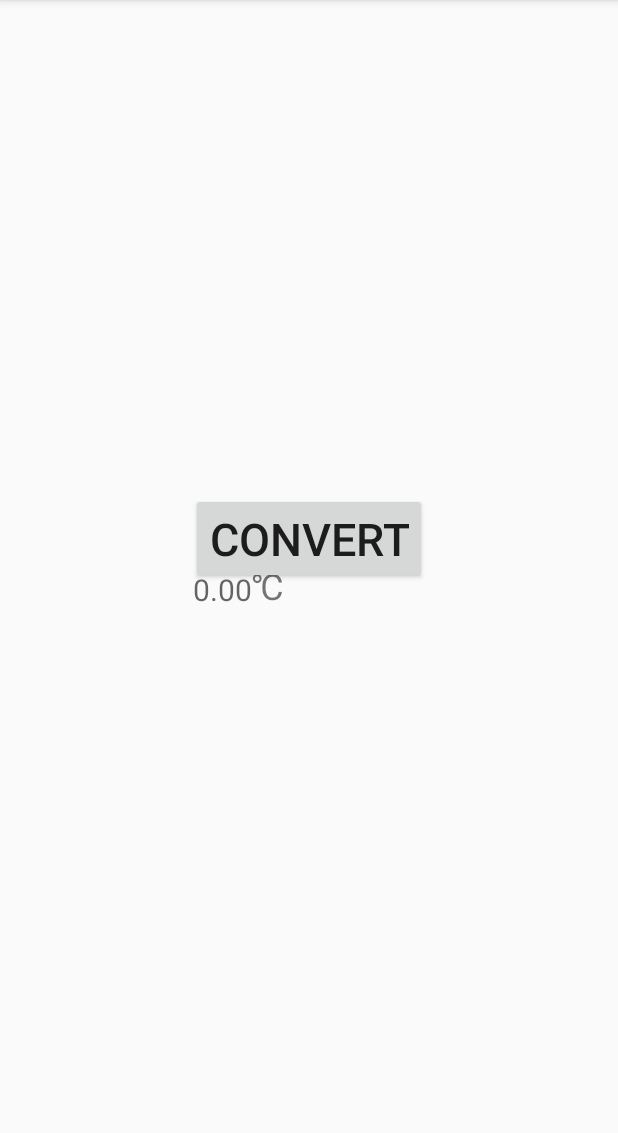
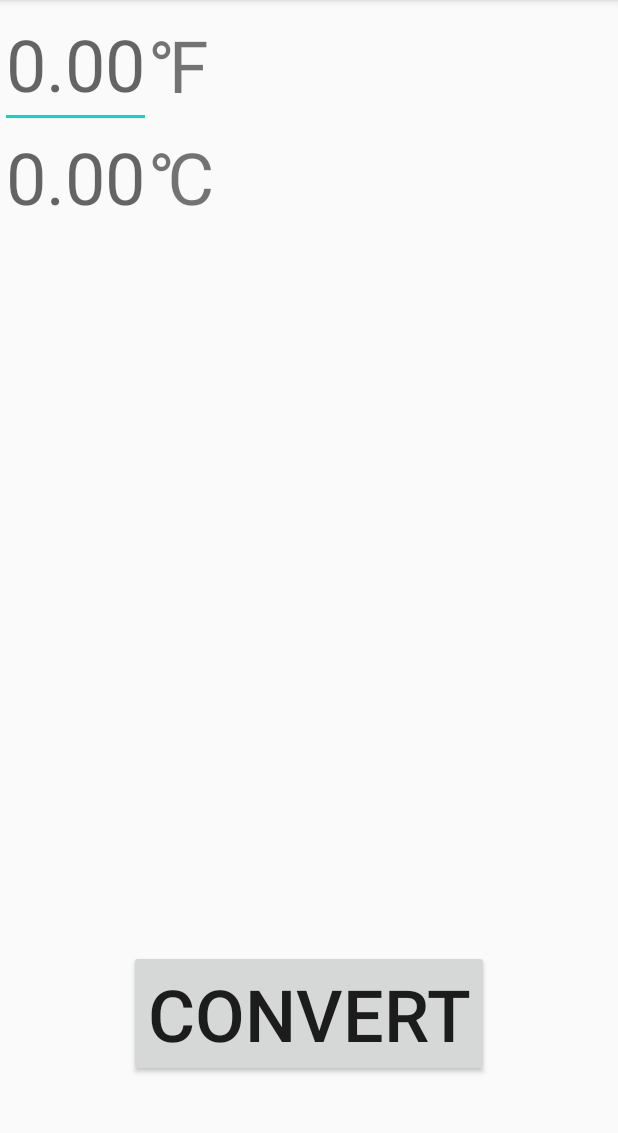
Before and after one commit to arctic-carbide/pocket-unit-converter, an Android app: the screen it shows after launch (MainActivity), on a phone screen of 412 x 824 dp, the part 84-1217 px from its top. Run offline under Robolectric (Android 15) with nearby library versions, the phone set to English and light mode, and no system bars.

Commit message:
it finally works

```diff
--- a/app/src/main/java/umd/mad/frag/tempdist/IClickable.java
+++ /dev/null
@@ -1,7 +0,0 @@
-package umd.mad.frag.tempdist;
-
-public interface IClickable {
-    public void Convert() {
-
-    }
-}
--- a/app/src/main/java/umd/mad/frag/tempdist/TemperatureFragment.java
+++ b/app/src/main/java/umd/mad/frag/tempdist/TemperatureFragment.java
@@ -1,27 +1,16 @@
 package umd.mad.frag.tempdist;
 
 import android.os.Bundle;
-import android.support.annotation.NonNull;
-import android.support.annotation.Nullable;
 import android.support.v4.app.Fragment;
 import android.view.LayoutInflater;
 import android.view.View;
 import android.view.ViewGroup;
 
-public class TemperatureFragment extends Fragment implements IClickable {
-
-    @Nullable
-    @Override
-    public View onCreateView(@NonNull LayoutInflater inflater, @Nullable ViewGroup container, @Nullable Bundle savedInstanceState) {
-        View view = inflater.inflate(R.layout.fragment_convert_fahrenheit, container, false);
-
-
-
-        return view;
-    }
+public class TemperatureFragment extends Fragment {
 
     @Override
-    public void Convert() {
+    public View onCreateView(LayoutInflater inflater, ViewGroup container, Bundle savedInstanceState) {
 
+        return inflater.inflate(R.layout.fragment_convert_fahrenheit, container, false);
     }
 }
--- a/app/src/main/res/layout/activity_main.xml
+++ b/app/src/main/res/layout/activity_main.xml
@@ -13,8 +13,23 @@
         android:layout_width="wrap_content"
         android:layout_height="wrap_content"
         app:layout_constraintTop_toTopOf="parent"
+        app:layout_constraintLeft_toLeftOf="parent"
+        />
+
+    <Button
+        android:id="@+id/temperatureConvertButton"
+        android:text="@string/convert"
+        android:onClick="onClickConvert"
+
+        android:layout_width="wrap_content"
+        android:layout_height="wrap_content"
+        android:textSize="@dimen/textSize"
+
         app:layout_constraintBottom_toBottomOf="parent"
+        app:layout_constraintRight_toRightOf="parent"
         app:layout_constraintLeft_toLeftOf="parent"
-        app:layout_constraintRight_toRightOf="parent"/>
+
+        android:layout_marginBottom="50dp"
+        />
 
 </android.support.constraint.ConstraintLayout>
--- a/app/src/main/res/layout/fragment_convert_fahrenheit.xml
+++ b/app/src/main/res/layout/fragment_convert_fahrenheit.xml
@@ -12,10 +12,23 @@
             android:id="@+id/fahrenheitInputField"
             android:layout_width="wrap_content"
             android:layout_height="wrap_content"
+            android:autofillHints="@string/zerodec"
+            android:inputType="numberDecimal"
+            android:hint="@string/zerodec"
+            android:textSize="@dimen/textSize"
+            app:layout_constraintLeft_toLeftOf="parent"
+            app:layout_constraintTop_toTopOf="parent"
+            />
 
-            android:hint="@string/zerodec"
-            app:layout_constraintLeft_toLeftOf="parent"
-            app:layout_constraintTop_toTopOf="parent" />
+<!--        <TextView-->
+<!--            android:layout_width="wrap_content"-->
+<!--            android:layout_height="wrap_content"-->
+<!--            app:layout_constraintLeft_toLeftOf="parent"-->
+<!--            app:layout_constraintTop_toTopOf="parent"-->
+<!--            android:text="Yes"-->
+<!--            android:textSize="40sp"-->
+<!--            />-->
+
 
         <TextView
             android:id="@+id/fahrenheitSymbol"
@@ -23,7 +36,7 @@
             android:layout_height="wrap_content"
 
             android:text="@string/fahrenheit"
-            android:textSize="24sp"
+            android:textSize="@dimen/textSize"
             app:layout_constraintTop_toTopOf="@id/fahrenheitInputField"
             app:layout_constraintBottom_toBottomOf="@id/fahrenheitInputField"
             app:layout_constraintLeft_toRightOf="@id/fahrenheitInputField"
@@ -32,45 +45,45 @@
 
         <TextView
             android:id="@+id/celsiusValueText"
-            android:hint="0.00"
+            android:hint="@string/zerodec"
 
             android:layout_width="wrap_content"
             android:layout_height="wrap_content"
 
-            app:layout_constraintRight_toLeftOf="@id/celsiusSymbol"
-            app:layout_constraintBottom_toBottomOf="@id/celsiusSymbol"
-            android:textSize="20sp"
-
+            app:layout_constraintTop_toBottomOf="@id/fahrenheitInputField"
+            app:layout_constraintRight_toRightOf="@id/fahrenheitInputField"
+            app:layout_constraintLeft_toLeftOf="@id/fahrenheitInputField"
+            android:textSize="@dimen/textSize"
             />
 
         <TextView
             android:id="@+id/celsiusSymbol"
             android:text="@string/celsius"
-            android:textSize="24sp"
+            android:textSize="@dimen/textSize"
 
             android:layout_width="wrap_content"
             android:layout_height="wrap_content"
 
-            app:layout_constraintRight_toRightOf="@id/fahrenheitSymbol"
-            app:layout_constraintTop_toBottomOf="@id/fahrenheitInputField"
-
+            app:layout_constraintLeft_toLeftOf="@id/fahrenheitSymbol"
+            app:layout_constraintTop_toTopOf="@id/celsiusValueText"
+            app:layout_constraintBottom_toBottomOf="@id/celsiusValueText"
             />
 
-        <Button
-            android:id="@+id/temperatureConvertButton"
-            android:text="@string/convert"
-            android:onClick="onClickConvert"
+<!--        <Button-->
+<!--            android:id="@+id/temperatureConvertButton"-->
+<!--            android:text="@string/convert"-->
+<!--            android:onClick="onClickConvert"-->
 
-            android:layout_width="wrap_content"
-            android:layout_height="wrap_content"
-            android:textSize="30sp"
+<!--            android:layout_width="wrap_content"-->
+<!--            android:layout_height="wrap_content"-->
+<!--            android:textSize="30sp"-->
 
-            app:layout_constraintBottom_toBottomOf="parent"
-            app:layout_constraintRight_toRightOf="parent"
-            app:layout_constraintLeft_toLeftOf="parent"
+<!--            app:layout_constraintBottom_toBottomOf="parent"-->
+<!--            app:layout_constraintRight_toRightOf="parent"-->
+<!--            app:layout_constraintLeft_toLeftOf="parent"-->
 
-            android:layout_marginBottom="50dp"
-            />
+<!--            android:layout_marginBottom="50dp"-->
+<!--            />-->
 
 
 
--- /dev/null
+++ b/app/src/main/res/layout/fragment_one.xml
@@ -0,0 +1,13 @@
+<?xml version="1.0" encoding="utf-8"?>
+<RelativeLayout xmlns:android="http://schemas.android.com/apk/res/android"
+    android:layout_width="match_parent" android:layout_height="match_parent">
+
+    <TextView
+        android:layout_width="wrap_content"
+        android:layout_height="wrap_content"
+        android:text="Fragment One"
+        android:id="@+id/textView"
+        android:layout_centerVertical="true"
+        android:layout_centerHorizontal="true"
+        />
+</RelativeLayout>
--- /dev/null
+++ b/app/src/main/res/values/dimens.xml
@@ -0,0 +1,5 @@
+<?xml version="1.0" encoding="utf-8"?>
+<resources>
+    <dimen name="textSize">48sp</dimen>
+
+</resources>
--- a/app/src/main/res/values/strings.xml
+++ b/app/src/main/res/values/strings.xml
@@ -4,4 +4,6 @@
     <string name="fahrenheit">\u2109</string>
     <string name="celsius">\u2103</string>
     <string name="convert">Convert</string>
+    <string name="feet">Ft.</string>
+    <string name="meters">m</string>
 </resources>
```
